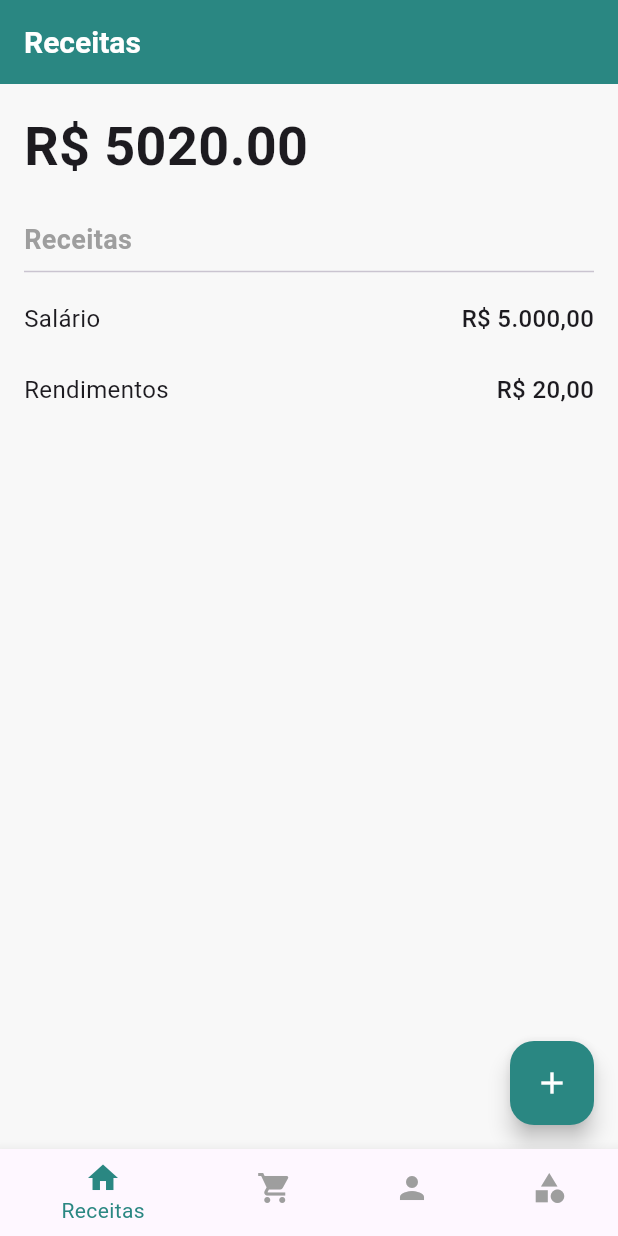
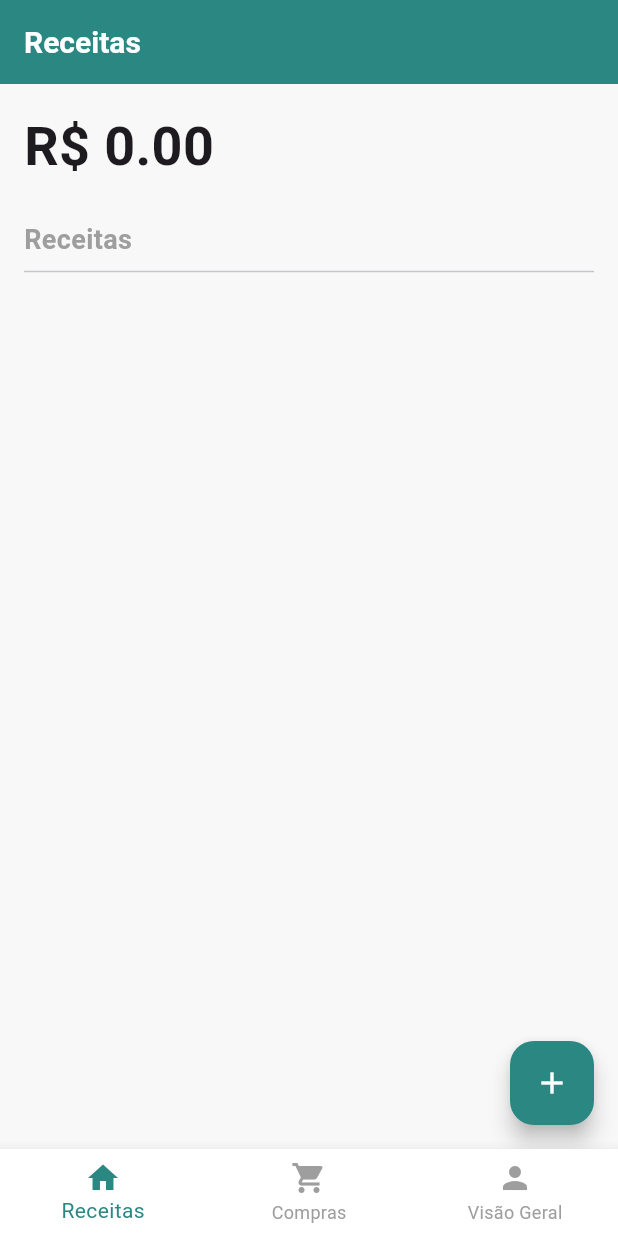
Before and after one commit to lukksRhyan/family_finances, a Flutter app: the screen it shows after launch, on a phone screen of 412 x 824 dp. Run offline on Flutter 3.47's test engine with Material 3 defaults, Android fonts, the phone set to English and light mode, and no system bars; our stand-ins replace fl_chart.

Commit message:
minor changes

```diff
--- /dev/null
+++ b/lib/models/expense.dart
@@ -0,0 +1,16 @@
+import 'package:flutter/material.dart';
+import 'expense_category.dart';
+
+class Expense {
+  final String title;
+  final double value;
+  final ExpenseCategory category;
+  final String note;
+
+  Expense({
+    required this.title,
+    required this.value,
+    required this.category,
+    required this.note,
+  });
+}
--- /dev/null
+++ b/lib/models/finance_state.dart
@@ -0,0 +1,24 @@
+import 'package:flutter/material.dart';
+import 'expense.dart';
+import 'receipt.dart';
+
+class FinanceState extends ChangeNotifier {
+  final List<Expense> _expenses = [];
+  final List<Receipt> _receipts = [];
+
+  List<Expense> get expenses => List.unmodifiable(_expenses);
+  List<Receipt> get receipts => List.unmodifiable(_receipts);
+
+  void addExpense(Expense expense) {
+    _expenses.add(expense);
+    notifyListeners();
+  }
+
+  void addReceipt(Receipt receipt) {
+    _receipts.add(receipt);
+    notifyListeners();
+  }
+  double get totalReceitas {
+    return receipts.fold(0, (sum, item) => sum + item.value);
+  }
+}
--- /dev/null
+++ b/lib/models/receipt.dart
@@ -0,0 +1,9 @@
+class Receipt {
+  final String title;
+  final double value;
+
+  Receipt({
+    required this.title,
+    required this.value,
+  });
+}
--- a/lib/screens/expense_category_screen.dart
+++ b/lib/screens/expense_category_screen.dart
@@ -115,7 +115,8 @@ class _AddExpenseWithCategoryScreenState extends State<AddExpenseWithCategoryScr
             ElevatedButton(
               onPressed: () {
                 // Aqui você pode salvar o gasto, incluindo o título
-                Navigator.of(context).pop();
+                // Remova ou comente a linha abaixo:
+                // Navigator.of(context).pop();
               },
               style: ElevatedButton.styleFrom(
                 backgroundColor: primaryColor,
--- a/lib/screens/main_screen.dart
+++ b/lib/screens/main_screen.dart
@@ -19,7 +19,6 @@ class _MainScreenState extends State<MainScreen> {
     ReceiptsScreen(),
     ShoppingListScreen(),
     OverviewScreen(),
-    AddExpenseWithCategoryScreen(), // Nova tela
   ];
 
   void _onItemTapped(int index) {
@@ -46,10 +45,7 @@ class _MainScreenState extends State<MainScreen> {
             icon: Icon(Icons.person),
             label: 'Visão Geral',
           ),
-          BottomNavigationBarItem(
-            icon: Icon(Icons.category),
-            label: 'Categorias',
-          ),
+
         ],
         currentIndex: _selectedIndex,
         onTap: _onItemTapped,
--- a/lib/screens/receipts_screen.dart
+++ b/lib/screens/receipts_screen.dart
@@ -1,4 +1,8 @@
 import 'package:flutter/material.dart';
+import 'package:provider/provider.dart';
+
+import '../models/finance_state.dart';
+import '../models/receipt.dart';
 
 class ReceiptsScreen extends StatefulWidget {
   const ReceiptsScreen({super.key});
@@ -8,20 +12,10 @@ class ReceiptsScreen extends StatefulWidget {
 }
 
 class _ReceiptsScreenState extends State<ReceiptsScreen> {
-  List<Map<String, String>> _receipts = [
-    {'title': 'Salário', 'value': 'R\$ 5.000,00'},
-    {'title': 'Rendimentos', 'value': 'R\$ 20,00'},
-  ];
-
-  void _addReceipt(String title, String value) {
-    setState(() {
-      _receipts.add({'title': title, 'value': value});
-    });
-  }
-
   @override
   Widget build(BuildContext context) {
     const Color primaryColor = Color(0xFF2A8782);
+    final financeState = Provider.of<FinanceState>(context);
 
     return Scaffold(
       appBar: AppBar(title: const Text('Receitas')),
@@ -31,13 +25,13 @@ class _ReceiptsScreenState extends State<ReceiptsScreen> {
           crossAxisAlignment: CrossAxisAlignment.start,
           children: [
             Text(
-              'R\$ ${(_receipts.fold<num>(0, (sum, item) => sum + (double.tryParse(item['value']!.replaceAll(RegExp(r'[^\d,]'), '').replaceAll(',', '.')) ?? 0))).toStringAsFixed(2)}',
+              'R\$ ${financeState.totalReceitas.toStringAsFixed(2)}',
               style: const TextStyle(fontSize: 36, fontWeight: FontWeight.bold),
             ),
             const SizedBox(height: 24),
             const Text('Receitas', style: TextStyle(fontSize: 18, fontWeight: FontWeight.bold, color: Colors.grey)),
             const Divider(),
-            ..._receipts.map((item) => _buildReceiptItem(item['title']!, item['value']!)),
+            ...financeState.receipts.map((item) => _buildReceiptItem(item.title, item.value.toStringAsFixed(2))),
           ],
         ),
       ),
@@ -51,6 +45,14 @@ class _ReceiptsScreenState extends State<ReceiptsScreen> {
         child: const Icon(Icons.add, color: Colors.white),
       ),
     );
+  }
+
+  void _addReceipt(String title, String value) {
+    final receipt = Receipt(
+      title: title,
+      value: double.tryParse(value.replaceAll(',', '.')) ?? 0,
+    );
+    Provider.of<FinanceState>(context, listen: false).addReceipt(receipt);
   }
 
   Widget _buildReceiptItem(String title, String value) {
--- a/pubspec.yaml
+++ b/pubspec.yaml
@@ -34,6 +34,7 @@ dependencies:
   # The following adds the Cupertino Icons font to your application.
   # Use with the CupertinoIcons class for iOS style icons.
   cupertino_icons: ^1.0.8
+  provider: ^6.1.5+1
 
 dev_dependencies:
   flutter_test:
```
Also changed, not shown: lib/main.dart (+8 -1 lines), lib/screens/add_expense_screen.dart (+25 -2 lines), pubspec.lock.
